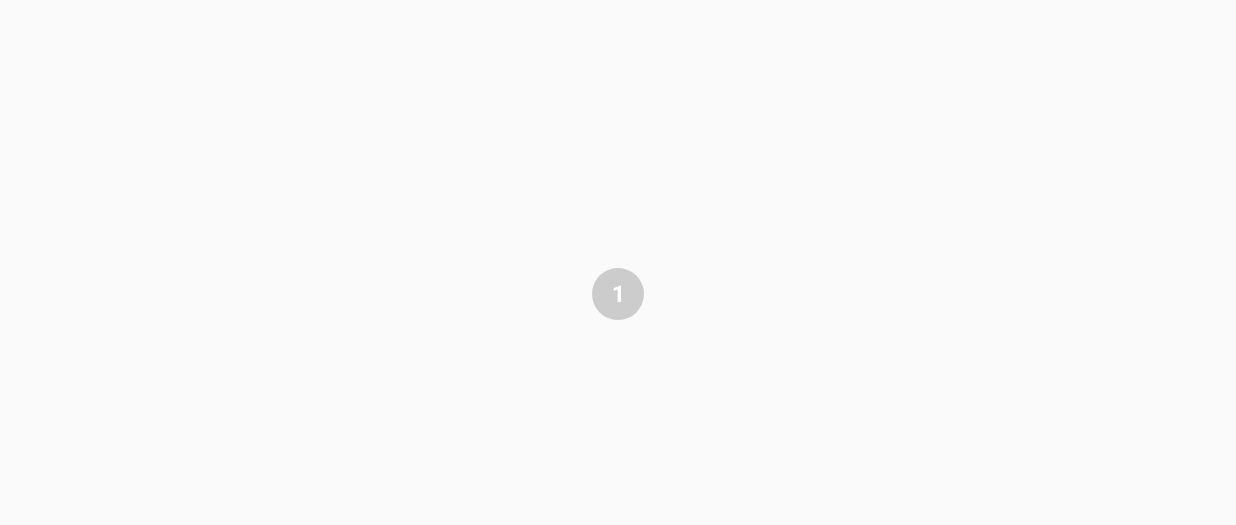
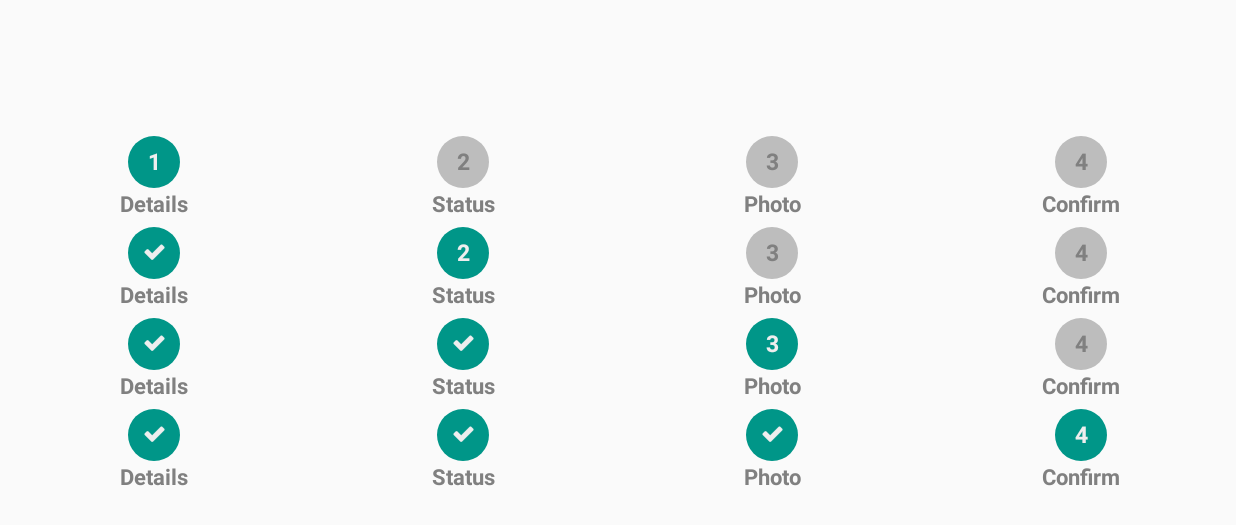
Before and after one commit to kofigyan/SoronkoStepper, an Android app: the StepperFourCheckActivity screen opened directly, with no data from a screen before it, on a phone screen of 824 x 412 dp (held sideways). Before the commit the part shown is almost empty. Shown: the top 525 px of the screen. Run offline under Robolectric (Android 15) with nearby library versions, the phone set to English and light mode, and no system bars.

Commit message:
check Readme.md update

```diff
--- a/app/src/main/java/com/kofigyan/soronkostepperview/activity/BaseDescriptionActivity.kt
+++ b/app/src/main/java/com/kofigyan/soronkostepperview/activity/BaseDescriptionActivity.kt
@@ -10,7 +10,7 @@ import com.kofigyan.soronkostepperview.util.ROBOTO_LIGHT_TYPEFACE
 
 abstract class BaseDescriptionActivity : BaseActivity() {
 
-    private val descriptionData = arrayOf("Details", "Status", "Photo", "Confirm", "Done")
+    protected val descriptionData = arrayOf("Details", "Status", "Photo", "Confirm", "Done")
 
     private val descriptionDataChange = arrayOf("Apple", "Mango", "Orange", "Tomato", "Done")
 
--- a/app/src/main/java/com/kofigyan/soronkostepperview/activity/StepperFourCheckActivity.kt
+++ b/app/src/main/java/com/kofigyan/soronkostepperview/activity/StepperFourCheckActivity.kt
@@ -2,8 +2,9 @@ package com.kofigyan.soronkostepperview.activity
 
 import android.os.Bundle
 import com.kofigyan.soronkostepperview.R
+import kotlinx.android.synthetic.main.activity_check_four_stepper.*
 
-class StepperFourCheckActivity : BaseActivity() {
+class StepperFourCheckActivity : BaseDescriptionActivity() {
 
     override val layout: Int
         get() = R.layout.activity_check_four_stepper
@@ -16,6 +17,13 @@ class StepperFourCheckActivity : BaseActivity() {
 
 //        mStepper.descriptionData = descriptionData4
 //        mStepper.descriptionTruncateEnd = true
+
+        soronko_stepper_two.descriptionData = descriptionData
+        soronko_stepper_three.descriptionData = descriptionData
+        soronko_stepper_four.descriptionData = descriptionData
+      //  soronko_stepper_two.descriptionData = descriptionData
+
+
     }
 
 }
--- a/app/src/main/res/layout/activity_check_four_stepper.xml
+++ b/app/src/main/res/layout/activity_check_four_stepper.xml
@@ -7,11 +7,63 @@
               android:layout_height="match_parent">
 
     <com.kofigyan.soronkostepper.SoronkoStepper
+            android:layout_marginTop="6dp"
             android:layout_width="match_parent"
             android:id="@+id/soronko_stepper"
-            app:ssv_animationStartDelay="2000"
-            app:ssv_maxStepperNumber="one"
+            app:ssv_maxStepperNumber="four"
             app:ssv_currentStepperNumber="one"
-            android:layout_height="wrap_content"/>
+            app:ssv_checkStepperCompleted="true"
+            android:layout_height="wrap_content"
+            app:ssv_currentStepperDescriptionColor="#009688"
+            app:ssv_stepperBackgroundColor="#BDBDBD"
+            app:ssv_stepperDescriptionColor="#808080"
+            app:ssv_stepperForegroundColor="#009688"
+            app:ssv_stepperNumberBackgroundColor="#808080"
+            app:ssv_stepperNumberForegroundColor="#eeeeee"/>
+
+    <com.kofigyan.soronkostepper.SoronkoStepper
+            android:layout_marginTop="6dp"
+            android:layout_width="match_parent"
+            android:id="@+id/soronko_stepper_two"
+            app:ssv_maxStepperNumber="four"
+            app:ssv_currentStepperNumber="two"
+            app:ssv_checkStepperCompleted="true"
+            android:layout_height="wrap_content"
+            app:ssv_currentStepperDescriptionColor="#009688"
+            app:ssv_stepperBackgroundColor="#BDBDBD"
+            app:ssv_stepperDescriptionColor="#808080"
+            app:ssv_stepperForegroundColor="#009688"
+            app:ssv_stepperNumberBackgroundColor="#808080"
+            app:ssv_stepperNumberForegroundColor="#eeeeee"/>
+
+    <com.kofigyan.soronkostepper.SoronkoStepper
+            android:layout_marginTop="6dp"
+            android:layout_width="match_parent"
+            android:id="@+id/soronko_stepper_three"
+            app:ssv_maxStepperNumber="four"
+            app:ssv_currentStepperNumber="three"
+            app:ssv_checkStepperCompleted="true"
+            android:layout_height="wrap_content"
+            app:ssv_currentStepperDescriptionColor="#009688"
+            app:ssv_stepperBackgroundColor="#BDBDBD"
+            app:ssv_stepperDescriptionColor="#808080"
+            app:ssv_stepperForegroundColor="#009688"
+            app:ssv_stepperNumberBackgroundColor="#808080"
+            app:ssv_stepperNumberForegroundColor="#eeeeee"/>
+
+    <com.kofigyan.soronkostepper.SoronkoStepper
+            android:layout_marginTop="6dp"
+            android:layout_width="match_parent"
+            android:id="@+id/soronko_stepper_four"
+            app:ssv_maxStepperNumber="four"
+            app:ssv_currentStepperNumber="four"
+            app:ssv_checkStepperCompleted="true"
+            android:layout_height="wrap_content"
+            app:ssv_currentStepperDescriptionColor="#009688"
+            app:ssv_stepperBackgroundColor="#BDBDBD"
+            app:ssv_stepperDescriptionColor="#808080"
+            app:ssv_stepperForegroundColor="#009688"
+            app:ssv_stepperNumberBackgroundColor="#808080"
+            app:ssv_stepperNumberForegroundColor="#eeeeee"/>
 
 </LinearLayout>
```
Also changed, not shown: 2 other files.
